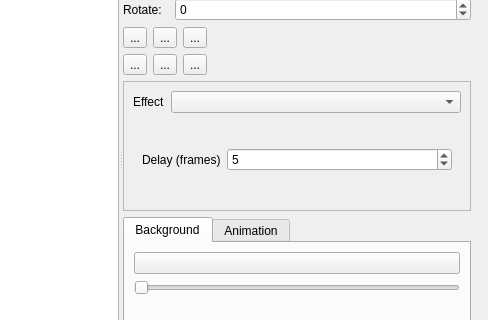
Before: the Qt Designer form src/widgets/titlewidget_ui.ui in KDE/kdenlive, drawn with Qt 5; both pictures show x 413 to 901 and y 168 to 488 of the 901 by 593 pixel window.
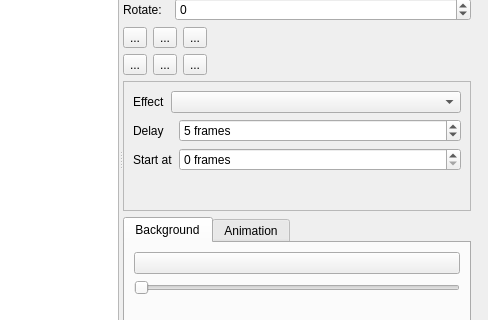
After: the same form once the commit is applied. The open tabs and pages were chosen to show the change. Custom widgets are drawn as their Qt base class.

Commit message: Add an "effect start" param to typewriter that allows to set a delay before the effect starts

```diff
--- a/src/widgets/titlewidget_ui.ui
+++ b/src/widgets/titlewidget_ui.ui
@@ -707,10 +707,13 @@
             </widget>
             <widget class="QWidget" name="page_3">
              <layout class="QGridLayout" name="gridLayout_15">
+              <property name="margin">
+               <number>0</number>
+              </property>
               <item row="0" column="0">
                <widget class="QLabel" name="label_13">
                 <property name="text">
-                 <string>Delay (frames)</string>
+                 <string>Delay</string>
                 </property>
                </widget>
               </item>
@@ -722,11 +725,44 @@
                   <verstretch>0</verstretch>
                  </sizepolicy>
                 </property>
+                <property name="suffix">
+                 <string> frames</string>
+                </property>
+                <property name="minimum">
+                 <number>1</number>
+                </property>
                 <property name="value">
                  <number>5</number>
                 </property>
                </widget>
               </item>
+              <item row="1" column="0">
+               <widget class="QLabel" name="label_16">
+                <property name="text">
+                 <string>Start at</string>
+                </property>
+               </widget>
+              </item>
+              <item row="2" column="0">
+               <spacer name="verticalSpacer_2">
+                <property name="orientation">
+                 <enum>Qt::Vertical</enum>
+                </property>
+                <property name="sizeHint" stdset="0">
+                 <size>
+                  <width>20</width>
+                  <height>40</height>
+                 </size>
+                </property>
+               </spacer>
+              </item>
+              <item row="1" column="1">
+               <widget class="QSpinBox" name="typewriter_start">
+                <property name="suffix">
+                 <string> frames</string>
+                </property>
+               </widget>
+              </item>
              </layout>
             </widget>
            </widget>
```
Left out of the diff: 2 changed lines with no effect on the pictures. The commit also changes 2 other files.
